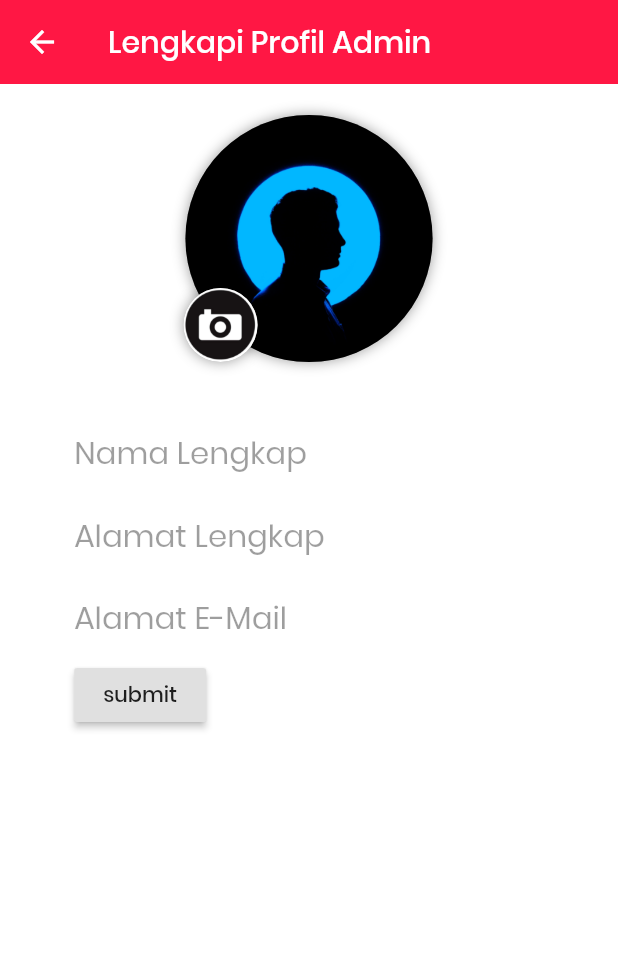
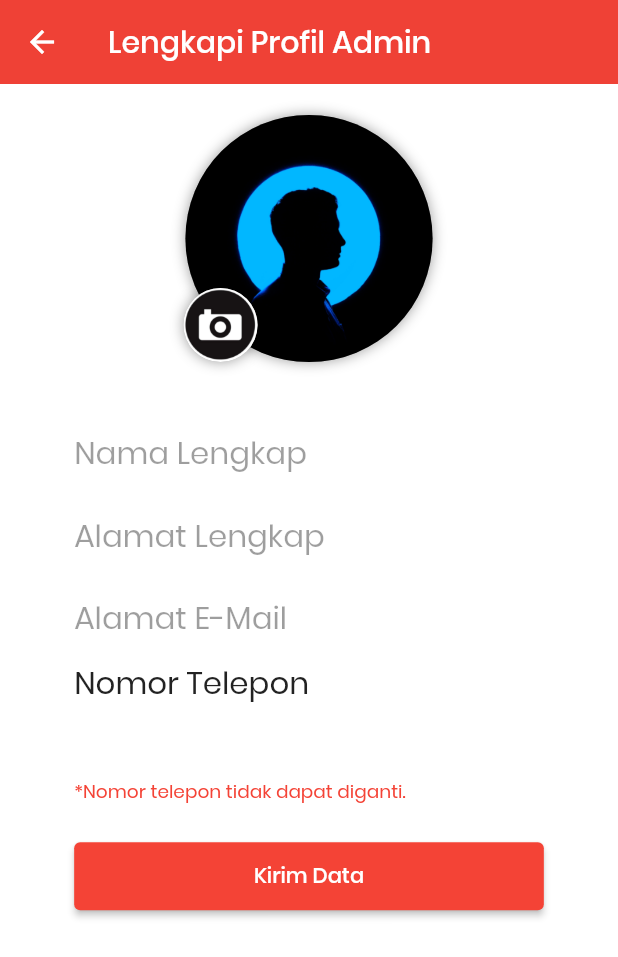
Before and after one commit to MashudiSudonym/futsal-field-jepara-admin, a Flutter app: the CompleteUserProfileDataScreen screen opened by its route, on a phone screen of 412 x 824 dp. Shown: the top 957 px of the screen. Run offline on Flutter 3.47's test engine with Material 2 defaults, Android fonts, the phone set to English and light mode, and no system bars; our stand-ins replace auto_route, cloud_firestore, country_code_picker, email_validator, firebase_auth, firebase_core and 4 more; accounts and stored records are empty; statements that could not run were skipped; project files that could hold a hidden picture were left out.

Commit message:
Update complete_user_profile_data_screen.dart

```diff
--- a/lib/data/data.dart
+++ b/lib/data/data.dart
@@ -13,3 +13,7 @@ Stream<QuerySnapshot> loadUsersCollectionByUserId(String uid) {
 Future<void> userSignOut() {
   return auth.signOut();
 }
+
+String userPhoneNumber() => auth.currentUser.phoneNumber;
+
+String userUID() => auth.currentUser.uid;
--- a/lib/main.dart
+++ b/lib/main.dart
@@ -4,6 +4,7 @@ import 'package:flutter/material.dart';
 import 'package:flutter/services.dart';
 import 'package:futsal_field_jepara_admin/utils/auth_guard.dart';
 import 'package:futsal_field_jepara_admin/utils/router.gr.dart' as routerGr;
+import 'package:hexcolor/hexcolor.dart';
 
 void main() {
   WidgetsFlutterBinding.ensureInitialized();
@@ -47,7 +48,7 @@ class MyApp extends StatelessWidget {
       debugShowCheckedModeBanner: false,
       theme: ThemeData(
         appBarTheme: AppBarTheme(
-          color: Colors.redAccent[400],
+          color: Hexcolor('#EF4136'),
           elevation: 0.0,
         ),
         scaffoldBackgroundColor: Colors.white,
--- a/lib/screens/complete_user_profile_data_screen.dart
+++ b/lib/screens/complete_user_profile_data_screen.dart
@@ -1,6 +1,15 @@
+import 'dart:io';
+
 import 'package:email_validator/email_validator.dart';
 import 'package:flutter/material.dart';
 import 'package:flutter/widgets.dart';
+import 'package:futsal_field_jepara_admin/data/data.dart' as data;
+import 'package:image_picker/image_picker.dart';
+
+enum TypeOperation {
+  upload,
+  download,
+}
 
 class CompleteUserProfileDataScreen extends StatefulWidget {
   @override
@@ -10,10 +19,49 @@ class CompleteUserProfileDataScreen extends StatefulWidget {
 
 class _CompleteUserProfileDataScreenState
     extends State<CompleteUserProfileDataScreen> {
-  final _formKey = GlobalKey<FormState>();
-  final _fullNameController = TextEditingController();
-  final _addressController = TextEditingController();
-  final _emailController = TextEditingController();
+  final GlobalKey<FormState> _formKey = GlobalKey<FormState>();
+  final TextEditingController _fullNameController = TextEditingController();
+  final TextEditingController _addressController = TextEditingController();
+  final TextEditingController _emailController = TextEditingController();
+  final String userPhoneNumber = data.userPhoneNumber();
+  final String userUID = data.userUID();
+  final TypeOperation _typeOperation = TypeOperation.download;
+  final ImagePicker _picker = ImagePicker();
+  File _image;
+  bool _isLoading = true;
+  bool _isSuccess = true;
+
+  @override
+  void dispose() {
+    super.dispose();
+    _fullNameController.dispose();
+    _addressController.dispose();
+    _emailController.dispose();
+  }
+
+  Future<void> _getImageFromCamera() async {
+    try {
+      var _pickedFile = await _picker.getImage(source: ImageSource.camera);
+
+      setState(() {
+        _image = File(_pickedFile.path);
+      });
+    } catch (err) {
+      print(err);
+    }
+  }
+
+  Future<void> _getImageFromGallery() async {
+    try {
+      var _pickedFile = await _picker.getImage(source: ImageSource.gallery);
+
+      setState(() {
+        _image = File(_pickedFile.path);
+      });
+    } catch (err) {
+      print(err);
+    }
+  }
 
   @override
   Widget build(BuildContext context) {
@@ -80,7 +128,22 @@ class _CompleteUserProfileDataScreenState
           left: MediaQuery.of(context).size.width / 100 * 25,
           bottom: MediaQuery.of(context).size.width / 100 * 5,
           child: FlatButton(
-            onPressed: () {},
+            onPressed: () {
+              showDialog(
+                context: context,
+                builder: (context) {
+                  return AlertDialog(
+                    title: Text('Ambil Gambar ?'),
+                    content: Container(
+                      child: Text('Pilih gambar dari galeri atau kamera.'),
+                    ),
+                    actions: [
+                      Container(),
+                    ],
+                  );
+                },
+              );
+            },
             child: Container(
               width: MediaQuery.of(context).size.width / 100 * 12,
               height: MediaQuery.of(context).size.width / 100 * 12,
@@ -134,18 +197,66 @@ class _CompleteUserProfileDataScreenState
             ),
             _widgetEmailTextFormField(
                 context, 'Alamat E-Mail', _emailController),
-            RaisedButton(
-              onPressed: () {
-                if (_formKey.currentState.validate()) {
-                  print(_fullNameController.text +
-                      _addressController.text +
-                      _emailController.text);
-                }
-              },
-              child: Text('submit'),
+            _widgetUserPhoneNumberFormField(context),
+            SizedBox(
+              height: MediaQuery.of(context).size.height / 100 * 3,
             ),
+            _widgetSubmitButtonFormField(context),
           ],
         ),
+      ),
+    );
+  }
+
+  Container _widgetUserPhoneNumberFormField(BuildContext context) {
+    return Container(
+      child: Column(
+        crossAxisAlignment: CrossAxisAlignment.start,
+        children: [
+          Text(
+            'Nomor Telepon',
+            style: TextStyle(
+              fontSize: MediaQuery.of(context).size.width / 100 * 5,
+            ),
+          ),
+          SizedBox(
+            height: MediaQuery.of(context).size.width / 100 * 2,
+          ),
+          Text(
+            userPhoneNumber,
+            style: TextStyle(
+              letterSpacing: 3.5,
+              fontSize: MediaQuery.of(context).size.width / 100 * 5,
+            ),
+          ),
+          SizedBox(
+            height: MediaQuery.of(context).size.width / 100 * 2,
+          ),
+          Text(
+            '*Nomor telepon tidak dapat diganti.',
+            style: TextStyle(
+              fontSize: MediaQuery.of(context).size.width / 100 * 3,
+              color: Colors.red,
+            ),
+          ),
+        ],
+      ),
+    );
+  }
+
+  Container _widgetSubmitButtonFormField(BuildContext context) {
+    return Container(
+      width: double.infinity,
+      height: MediaQuery.of(context).size.height / 100 * 5.5,
+      child: ElevatedButton(
+        onPressed: () {
+          if (_formKey.currentState.validate()) {
+            print(_fullNameController.text +
+                _addressController.text +
+                _emailController.text);
+          }
+        },
+        child: Text('Kirim Data'),
       ),
     );
   }
--- a/pubspec.yaml
+++ b/pubspec.yaml
@@ -46,6 +46,7 @@ dependencies:
   supercharged: ^1.7.0
   awesome_dialog: ^1.1.3
   email_validator: ^1.0.5
+  hexcolor: ^1.0.4
 
 dev_dependencies:
   flutter_test:
```
Also changed, not shown: pubspec.lock.
